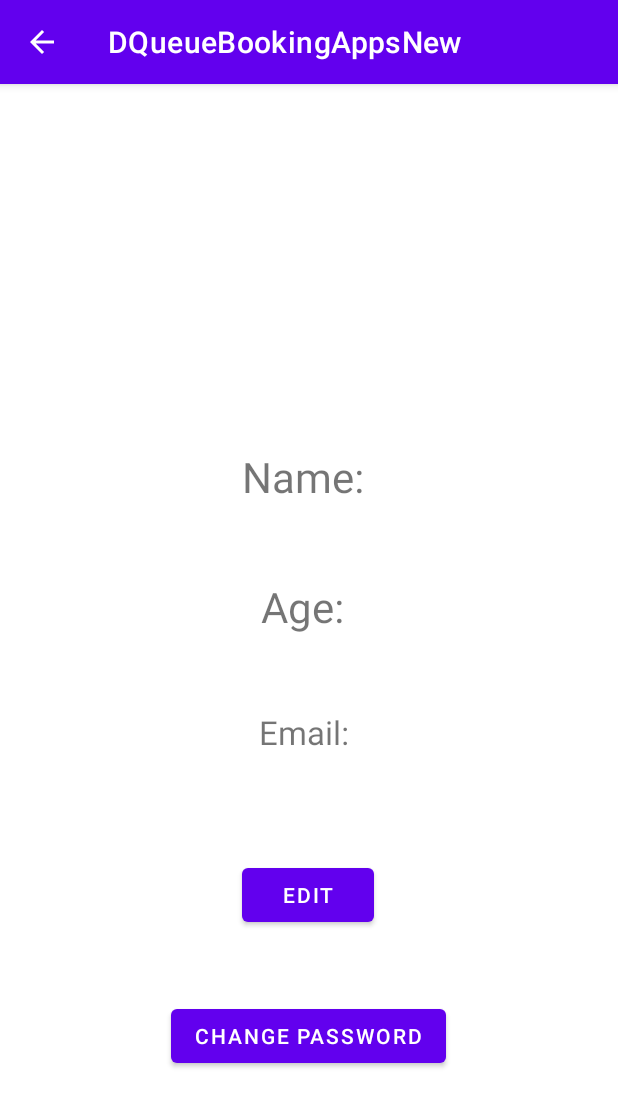
After one commit to raisirfan/mp2022_g02, an Android app: the ProfileActivity screen opened directly, with no data from a screen before it, on a phone screen of 412 x 824 dp. The commit adds this screen. Shown: the top 1107 px of the screen. Run offline under Robolectric (Android 15) with nearby library versions, the phone set to English and light mode, and no system bars; our stand-ins replace Firebase (no records; nobody signed in at launch, a user with empty details on screens opened directly); 3 statements that could not run were skipped.

Commit message:
coding until Part10

```diff
--- a/app/build.gradle
+++ b/app/build.gradle
@@ -34,6 +34,7 @@ dependencies {
     implementation 'androidx.constraintlayout:constraintlayout:2.1.3'
     implementation 'com.google.firebase:firebase-database:20.0.4'
     implementation 'com.google.firebase:firebase-auth:21.0.2'
+    implementation 'com.google.firebase:firebase-storage:20.0.1'
     testImplementation 'junit:junit:4.13.2'
     androidTestImplementation 'androidx.test.ext:junit:1.1.3'
     androidTestImplementation 'androidx.test.espresso:espresso-core:3.4.0'
--- /dev/null
+++ b/app/src/main/java/com/example/dqueuebookingappsnew/ProfileActivity.java
@@ -0,0 +1,90 @@
+package com.example.dqueuebookingappsnew;
+
+import androidx.annotation.NonNull;
+import androidx.appcompat.app.AppCompatActivity;
+
+import android.content.Intent;
+import android.os.Bundle;
+import android.view.MenuItem;
+import android.view.View;
+import android.widget.Button;
+import android.widget.ImageView;
+import android.widget.TextView;
+import android.widget.Toast;
+
+import com.google.android.material.resources.TextAppearance;
+import com.google.firebase.auth.FirebaseAuth;
+import com.google.firebase.database.DataSnapshot;
+import com.google.firebase.database.DatabaseError;
+import com.google.firebase.database.DatabaseReference;
+import com.google.firebase.database.FirebaseDatabase;
+import com.google.firebase.database.ValueEventListener;
+
+public class ProfileActivity extends AppCompatActivity {
+
+    private ImageView profilePic;
+    private TextView profileName,profileAge,profileEmail;
+    private Button profileUpdate, changePassword;
+    private FirebaseAuth firebaseAuth;
+    private FirebaseDatabase firebaseDatabase;
+
+    @Override
+    protected void onCreate(Bundle savedInstanceState) {
+        super.onCreate(savedInstanceState);
+        setContentView(R.layout.activity_profile);
+
+        profilePic = findViewById(R.id.ivProfilePic);
+        profileName = findViewById(R.id.tvProfileName);
+        profileAge = findViewById(R.id.tvProfileAge);
+        profileEmail = findViewById(R.id.tvProfileEmail);
+        profileUpdate = findViewById(R.id.btnProfileUpdate);
+        changePassword = findViewById(R.id.btnChangePassword);
+
+        getSupportActionBar().setDisplayHomeAsUpEnabled(true);
+
+        firebaseAuth = FirebaseAuth.getInstance();
+        firebaseDatabase = FirebaseDatabase.getInstance();
+
+        DatabaseReference databaseReference = firebaseDatabase.getReference(firebaseAuth.getUid());
+
+        databaseReference.addValueEventListener(new ValueEventListener() {
+            @Override
+            public void onDataChange(@NonNull DataSnapshot snapshot) {
+                UserProfile userProfile = snapshot.getValue(UserProfile.class);
+                profileName.setText("Name:" + userProfile.getUserName());
+                profileAge.setText("Age:" + userProfile.getUserAge());
+                profileEmail.setText("Email:" + userProfile.getUserEmail());
+            }
+
+            @Override
+            public void onCancelled(@NonNull DatabaseError error) {
+                Toast.makeText(ProfileActivity.this, error.getCode(), Toast.LENGTH_SHORT).show();
+            }
+        });
+
+        profileUpdate.setOnClickListener(new View.OnClickListener() {
+            @Override
+            public void onClick(View view) {
+                startActivity(new Intent(ProfileActivity.this, UpdateProfile.class));
+            }
+        });
+
+        changePassword.setOnClickListener(new View.OnClickListener() {
+            @Override
+            public void onClick(View view) {
+                startActivity(new Intent(ProfileActivity.this, UpdatePassword.class));
+            }
+        });
+    }
+
+    @Override
+    public boolean onOptionsItemSelected(@NonNull MenuItem item) {
+        switch (item.getItemId()){
+            case android.R.id.home:
+                onBackPressed();
+        }
+
+
+        return super.onOptionsItemSelected(item);
+    }
+}
--- a/app/src/main/java/com/example/dqueuebookingappsnew/SecondActivity.java
+++ b/app/src/main/java/com/example/dqueuebookingappsnew/SecondActivity.java
@@ -47,8 +47,12 @@ public class SecondActivity extends AppCompatActivity {
     @Override
     public boolean onOptionsItemSelected(@NonNull MenuItem item) {
         switch (item.getItemId()){
-            case R.id.logoutMenu:
+            case R.id.logoutMenu: {
                 Logout();
+            }
+            case R.id.profileMenu:{
+                startActivity(new Intent( SecondActivity.this,ProfileActivity.class));
+            }
         }
         return super.onOptionsItemSelected(item);
     }
--- /dev/null
+++ b/app/src/main/res/layout/activity_profile.xml
@@ -0,0 +1,83 @@
+<?xml version="1.0" encoding="utf-8"?>
+<androidx.constraintlayout.widget.ConstraintLayout xmlns:android="http://schemas.android.com/apk/res/android"
+    xmlns:app="http://schemas.android.com/apk/res-auto"
+    xmlns:tools="http://schemas.android.com/tools"
+    android:layout_width="match_parent"
+    android:layout_height="match_parent"
+    tools:context=".ProfileActivity">
+
+    <ImageView
+        android:id="@+id/ivProfilePic"
+        android:layout_width="110dp"
+        android:layout_height="110dp"
+        app:layout_constraintBottom_toBottomOf="parent"
+        app:layout_constraintEnd_toEndOf="parent"
+        app:layout_constraintHorizontal_bias="0.498"
+        app:layout_constraintStart_toStartOf="parent"
+        app:layout_constraintTop_toTopOf="parent"
+        app:layout_constraintVertical_bias="0.143"
+        tools:srcCompat="@tools:sample/avatars" />
+
+    <TextView
+        android:id="@+id/tvProfileName"
+        android:layout_width="wrap_content"
+        android:layout_height="wrap_content"
+        android:text="Name: "
+        android:textSize="28dp"
+        app:layout_constraintBottom_toBottomOf="parent"
+        app:layout_constraintEnd_toEndOf="parent"
+        app:layout_constraintHorizontal_bias="0.498"
+        app:layout_constraintStart_toStartOf="parent"
+        app:layout_constraintTop_toBottomOf="@+id/ivProfilePic"
+        app:layout_constraintVertical_bias="0.074" />
+
+    <TextView
+        android:id="@+id/tvProfileAge"
+        android:layout_width="wrap_content"
+        android:layout_height="wrap_content"
+        android:text="Age: "
+        android:textSize="28dp"
+        app:layout_constraintBottom_toBottomOf="parent"
+        app:layout_constraintEnd_toEndOf="parent"
+        app:layout_constraintHorizontal_bias="0.498"
+        app:layout_constraintStart_toStartOf="parent"
+        app:layout_constraintTop_toBottomOf="@+id/tvProfileName"
+        app:layout_constraintVertical_bias="0.109" />
+
+    <TextView
+        android:id="@+id/tvProfileEmail"
+        android:layout_width="wrap_content"
+        android:layout_height="wrap_content"
+        android:text="Email: "
+        android:textSize="22dp"
+        app:layout_constraintBottom_toBottomOf="parent"
+        app:layout_constraintEnd_toEndOf="parent"
+        app:layout_constraintHorizontal_bias="0.498"
+        app:layout_constraintStart_toStartOf="parent"
+        app:layout_constraintTop_toBottomOf="@+id/tvProfileAge"
+        app:layout_constraintVertical_bias="0.134" />
+
+    <Button
+        android:id="@+id/btnProfileUpdate"
+        android:layout_width="wrap_content"
+        android:layout_height="wrap_content"
+        android:text="edit"
+        app:layout_constraintBottom_toBottomOf="parent"
+        app:layout_constraintEnd_toEndOf="parent"
+        app:layout_constraintHorizontal_bias="0.498"
+        app:layout_constraintStart_toStartOf="parent"
+        app:layout_constraintTop_toBottomOf="@+id/tvProfileEmail"
+        app:layout_constraintVertical_bias="0.256" />
+
+    <Button
+        android:id="@+id/btnChangePassword"
+        android:layout_width="wrap_content"
+        android:layout_height="wrap_content"
+        android:text="CHANGE PASSWORD"
+        app:layout_constraintBottom_toBottomOf="parent"
+        app:layout_constraintEnd_toEndOf="parent"
+        app:layout_constraintHorizontal_bias="0.498"
+        app:layout_constraintStart_toStartOf="parent"
+        app:layout_constraintTop_toBottomOf="@+id/btnProfileUpdate"
+        app:layout_constraintVertical_bias="0.297" />
+</androidx.constraintlayout.widget.ConstraintLayout>
--- a/app/src/main/res/menu/menu.xml
+++ b/app/src/main/res/menu/menu.xml
@@ -9,8 +9,8 @@
         app:showAsAction="always">
     </item>
 
-    <item android:title="Settings"
-        android:id="@+id/settingsMenu"
+    <item android:title="Profile"
+        android:id="@+id/profileMenu"
         android:orderInCategory="200"
         app:showAsAction="never">
     </item>
```
Also changed, not shown: app/src/main/AndroidManifest.xml (+9 -0 lines), app/src/main/java/com/example/dqueuebookingappsnew/MainActivity.java (+28 -29 lines), app/src/main/java/com/example/dqueuebookingappsnew/RegistrationActivity.java (+69 -8 lines), app/src/main/java/com/example/dqueuebookingappsnew/UpdatePassword.java (added, +70 -0 lines), app/src/main/java/com/example/dqueuebookingappsnew/UpdateProfile.java (added, +83 -0 lines), app/src/main/java/com/example/dqueuebookingappsnew/UserProfile.java (+28 -0 lines), app/src/main/res/layout/activity_registration.xml (+5 -3 lines), app/src/main/res/layout/activity_update_password.xml (added, +33 -0 lines), app/src/main/res/layout/activity_update_profile.xml (added, +74 -0 lines).
